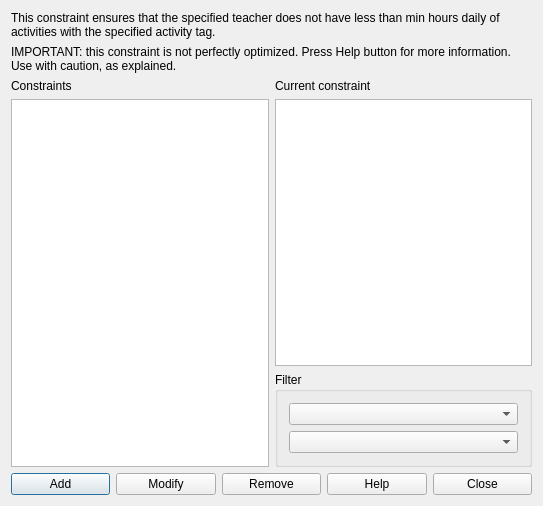
vonmecheln/fet, file fet/src/interface/constraintteacheractivitytagminhoursdailyform_template.ui: the form before one commit.
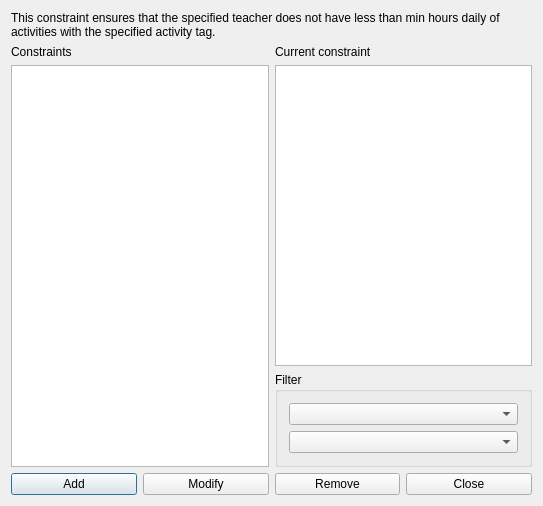
The form after the commit.

```diff
--- a/fet/src/interface/constraintteacheractivitytagminhoursdailyform_template.ui
+++ b/fet/src/interface/constraintteacheractivitytagminhoursdailyform_template.ui
@@ -14,39 +14,7 @@
    <string extracomment="This is the title of the dialog in which you see the list of all constraints of this type">Constraints teacher activity tag min hours daily</string>
   </property>
   <layout class="QGridLayout" name="gridLayout_2">
-   <item row="0" column="0" colspan="2">
-    <widget class="QLabel" name="textLabel1">
-     <property name="sizePolicy">
-      <sizepolicy hsizetype="Minimum" vsizetype="Minimum">
-       <horstretch>0</horstretch>
-       <verstretch>0</verstretch>
-      </sizepolicy>
-     </property>
-     <property name="text">
-      <string>This constraint ensures that the specified teacher does not have less than min hours daily of activities with the specified activity tag.</string>
-     </property>
-     <property name="wordWrap">
-      <bool>true</bool>
-     </property>
-    </widget>
-   </item>
-   <item row="1" column="0" colspan="2">
-    <widget class="QLabel" name="label">
-     <property name="sizePolicy">
-      <sizepolicy hsizetype="Minimum" vsizetype="Minimum">
-       <horstretch>0</horstretch>
-       <verstretch>0</verstretch>
-      </sizepolicy>
-     </property>
-     <property name="text">
-      <string>IMPORTANT: this constraint is not perfectly optimized. Press Help button for more information. Use with caution, as explained.</string>
-     </property>
-     <property name="wordWrap">
-      <bool>true</bool>
-     </property>
-    </widget>
-   </item>
-   <item row="2" column="0" rowspan="2">
+   <item row="1" column="0" rowspan="2">
     <layout class="QVBoxLayout" name="verticalLayout_2">
      <item>
       <widget class="QLabel" name="constraintsTextLabel">
@@ -69,24 +37,55 @@
      </item>
     </layout>
    </item>
+   <item row="3" column="0" colspan="2">
+    <layout class="QHBoxLayout" name="horizontalLayout">
+     <item>
+      <widget class="QPushButton" name="addConstraintPushButton">
+       <property name="text">
+        <string>Add</string>
+       </property>
+      </widget>
+     </item>
+     <item>
+      <widget class="QPushButton" name="modifyConstraintPushButton">
+       <property name="text">
+        <string>Modify</string>
+       </property>
+      </widget>
+     </item>
+     <item>
+      <widget class="QPushButton" name="removeConstraintPushButton">
+       <property name="text">
+        <string>Remove</string>
+       </property>
+      </widget>
+     </item>
+     <item>
+      <widget class="QPushButton" name="closePushButton">
+       <property name="text">
+        <string>Close</string>
+       </property>
+      </widget>
+     </item>
+    </layout>
+   </item>
+   <item row="0" column="0" colspan="2">
+    <widget class="QLabel" name="textLabel1">
+     <property name="sizePolicy">
+      <sizepolicy hsizetype="Minimum" vsizetype="Minimum">
+       <horstretch>0</horstretch>
+       <verstretch>0</verstretch>
+      </sizepolicy>
+     </property>
+     <property name="text">
+      <string>This constraint ensures that the specified teacher does not have less than min hours daily of activities with the specified activity tag.</string>
+     </property>
+     <property name="wordWrap">
+      <bool>true</bool>
+     </property>
+    </widget>
+   </item>
    <item row="2" column="1">
-    <layout class="QVBoxLayout" name="verticalLayout">
-     <item>
-      <widget class="QLabel" name="currentConstraintTextLabel">
-       <property name="text">
-        <string>Current constraint</string>
-       </property>
-       <property name="wordWrap">
-        <bool>false</bool>
-       </property>
-      </widget>
-     </item>
-     <item>
-      <widget class="QPlainTextEdit" name="currentConstraintTextEdit"/>
-     </item>
-    </layout>
-   </item>
-   <item row="3" column="1">
     <widget class="QGroupBox" name="filterGroupBox">
      <property name="title">
       <string>Filter</string>
@@ -101,42 +100,20 @@
      </layout>
     </widget>
    </item>
-   <item row="4" column="0" colspan="2">
-    <layout class="QHBoxLayout" name="horizontalLayout">
+   <item row="1" column="1">
+    <layout class="QVBoxLayout" name="verticalLayout">
      <item>
-      <widget class="QPushButton" name="addConstraintPushButton">
+      <widget class="QLabel" name="currentConstraintTextLabel">
        <property name="text">
-        <string>Add</string>
+        <string>Current constraint</string>
        </property>
-      </widget>
-     </item>
-     <item>
-      <widget class="QPushButton" name="modifyConstraintPushButton">
-       <property name="text">
-        <string>Modify</string>
+       <property name="wordWrap">
+        <bool>false</bool>
        </property>
       </widget>
      </item>
      <item>
-      <widget class="QPushButton" name="removeConstraintPushButton">
-       <property name="text">
-        <string>Remove</string>
-       </property>
-      </widget>
-     </item>
-     <item>
-      <widget class="QPushButton" name="helpPushButton">
-       <property name="text">
-        <string>Help</string>
-       </property>
-      </widget>
-     </item>
-     <item>
-      <widget class="QPushButton" name="closePushButton">
-       <property name="text">
-        <string>Close</string>
-       </property>
-      </widget>
+      <widget class="QPlainTextEdit" name="currentConstraintTextEdit"/>
      </item>
     </layout>
    </item>
```
